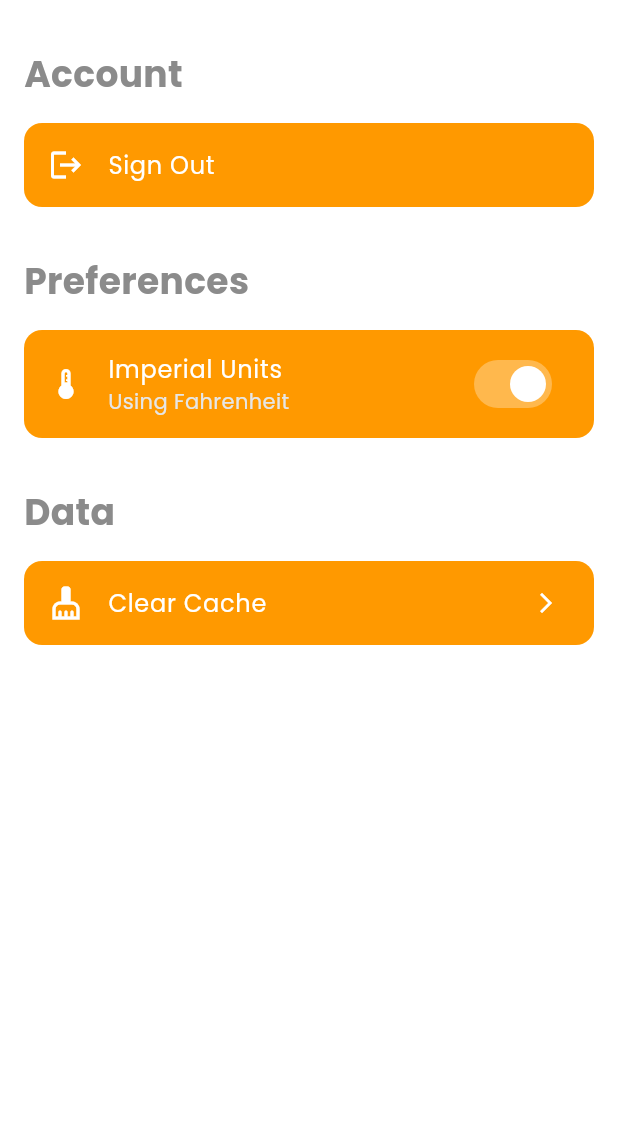
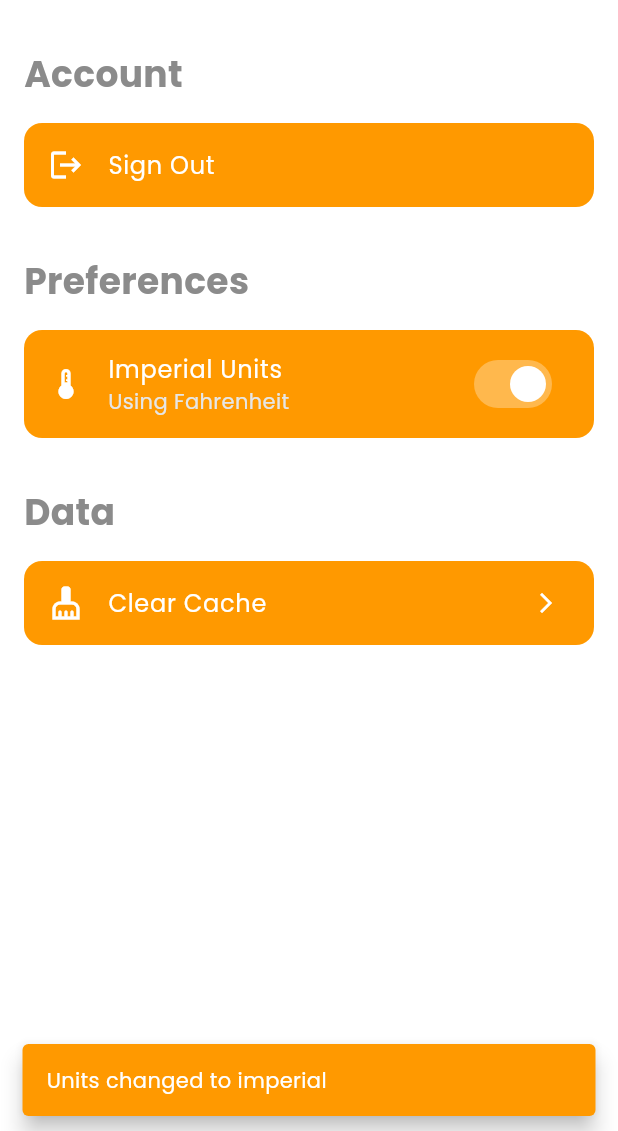
Before and after one commit to KempDewulf/envirosense-app, a Flutter app: the SettingsScreen screen opened directly, after a tap on "Metric Units", on a phone screen of 412 x 824 dp, the part 105-1236 px from its top. Run offline on Flutter 3.47's test engine with Material 3 defaults, Android fonts, the phone set to English and light mode, and no system bars; our stand-ins replace dotted_border, firebase_auth, firebase_core, firebase_messaging, flutter_dotenv, google_fonts and 4 more; missing offline and left inert: mobile_scanner; accounts and stored records are empty.

Commit message:
feat: add snackbar notification for unit change in settings screen

```diff
--- a/lib/presentation/views/settings_screen.dart
+++ b/lib/presentation/views/settings_screen.dart
@@ -1,5 +1,6 @@
 import 'package:envirosense/core/constants/colors.dart';
 import 'package:envirosense/presentation/widgets/bottom_sheets/clear_cache_options_sheet.dart';
+import 'package:envirosense/presentation/widgets/feedback/custom_snackbar.dart';
 import 'package:envirosense/services/auth_service.dart';
 import 'package:flutter/material.dart';
 import 'package:shared_preferences/shared_preferences.dart';
@@ -41,6 +42,10 @@ class _SettingsScreenState extends State<SettingsScreen> with SingleTickerProvid
     setState(() {
       _useImperialUnits = value;
     });
+
+    if(!mounted) return;
+
+    CustomSnackbar.showSnackBar(context, "Units changed to ${value ? 'imperial' : 'metric'}");
 
     await Future.delayed(const Duration(milliseconds: 500));
 
```
